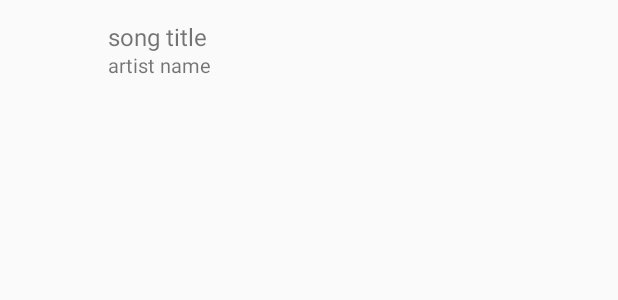
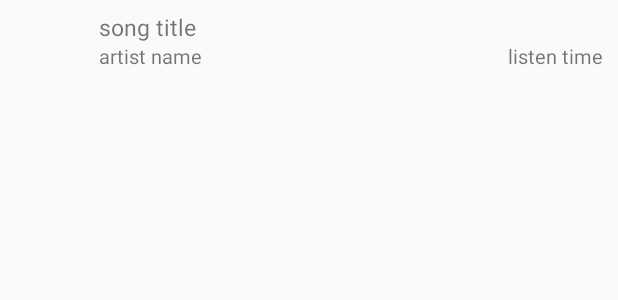
Before and after one commit to YanaKrukovska/MyMusicHistory, an Android app: the layout listen_item.xml on its own in the app's theme, with its tools: preview values and no code run, on a phone screen of 412 x 824 dp. Shown: the top 300 px of the screen. Run offline under Robolectric (Android 15) with nearby library versions, the phone set to English and light mode, and no system bars.

Commit message:
- Added time that has passed since the user listened to the song. - Updated list items - Added swipe to refresh layout to fragment with last listens

```diff
--- a/app/build.gradle
+++ b/app/build.gradle
@@ -34,5 +34,6 @@ dependencies {
     implementation 'com.squareup.retrofit2:retrofit:2.3.0'
     implementation 'com.squareup.retrofit2:converter-gson:2.3.0'
 
+    implementation 'androidx.swiperefreshlayout:swiperefreshlayout:1.0.0'
 
 }
--- a/app/src/main/res/layout/content_main.xml
+++ b/app/src/main/res/layout/content_main.xml
@@ -5,10 +5,6 @@
     xmlns:tools="http://schemas.android.com/tools"
     android:layout_width="match_parent"
     android:layout_height="match_parent"
-    android:paddingBottom="@dimen/activity_vertical_margin"
-    android:paddingLeft="@dimen/activity_horizontal_margin"
-    android:paddingRight="@dimen/activity_horizontal_margin"
-    android:paddingTop="@dimen/activity_vertical_margin"
     app:layout_behavior="@string/appbar_scrolling_view_behavior"
     tools:showIn="@layout/app_bar_main"
     tools:context=".MainActivity">
--- a/app/src/main/res/layout/listen_item.xml
+++ b/app/src/main/res/layout/listen_item.xml
@@ -1,7 +1,6 @@
 <RelativeLayout xmlns:android="http://schemas.android.com/apk/res/android"
-    android:layout_width="fill_parent"
-    android:layout_height="?android:attr/listPreferredItemHeight"
-    android:padding="6dip" >
+    android:layout_width="wrap_content"
+    android:layout_height="?android:attr/listPreferredItemHeight">
 
     <ImageView
         android:id="@+id/icon"
@@ -25,10 +24,24 @@
         android:layout_alignParentBottom="true"
         android:layout_marginStart="10dp"
         android:layout_marginTop="28dp"
-        android:layout_marginBottom="6dp"
+        android:layout_marginBottom="3dp"
         android:layout_marginEnd="100dp"
         android:layout_toEndOf="@id/icon"
         android:text="@string/artist_name"
+        android:textSize="13sp" />
+
+    <TextView
+        android:id="@+id/listenDate"
+        android:layout_width="wrap_content"
+        android:layout_height="25dp"
+        android:layout_alignParentTop="true"
+        android:layout_alignParentEnd="true"
+        android:layout_alignParentBottom="true"
+        android:layout_marginStart="10dp"
+        android:layout_marginTop="28dp"
+        android:layout_marginEnd="10dp"
+        android:layout_marginBottom="3dp"
+        android:text="@string/listen_time"
         android:textSize="13sp" />
 
     <TextView
@@ -45,6 +58,6 @@
         android:layout_toEndOf="@id/icon"
         android:maxLines="1"
         android:text="@string/song_title"
-        android:textSize="16sp" />
+        android:textSize="15sp" />
 
 </RelativeLayout>
--- a/app/src/main/res/values/strings.xml
+++ b/app/src/main/res/values/strings.xml
@@ -14,5 +14,6 @@
     <string name="artist_name">artist name</string>
     <string name="song_title">song title</string>
     <string name="album_cover">album cover</string>
+    <string name="listen_time">listen time</string>
 
 </resources>
```
Also changed, not shown: app/src/main/java/com/ritacle/mymusichistory/ListensFragment.java (+29 -13 lines), app/src/main/java/com/ritacle/mymusichistory/adapters/LastListensAdapter.java (+14 -0 lines), app/src/main/java/com/ritacle/mymusichistory/utils/DataUtils.java (+22 -2 lines), app/src/main/res/layout/activity_main.xml (+0 -10 lines), app/src/main/res/layout/listens_main.xml (+13 -10 lines), 1 other file.
